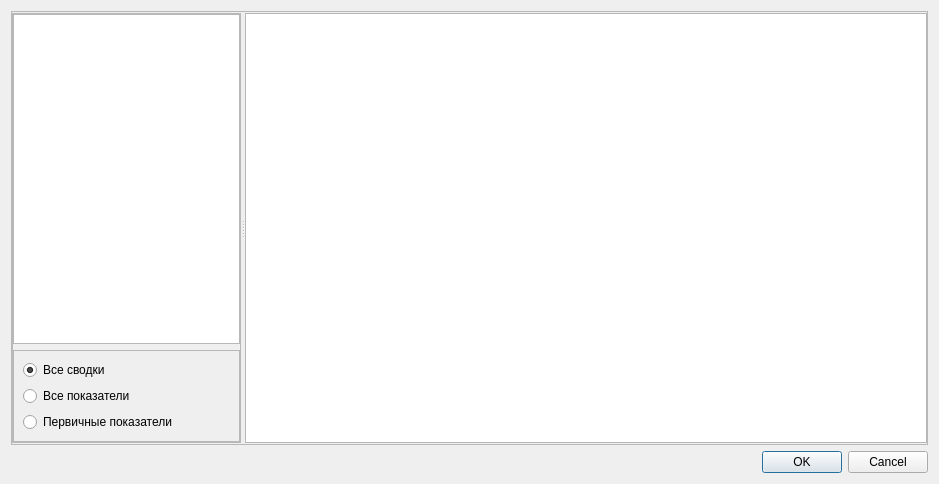
The window that summaries/opensummarydialog.ui (grigp/a-analyser) describes before a commit, drawn with Qt 5.
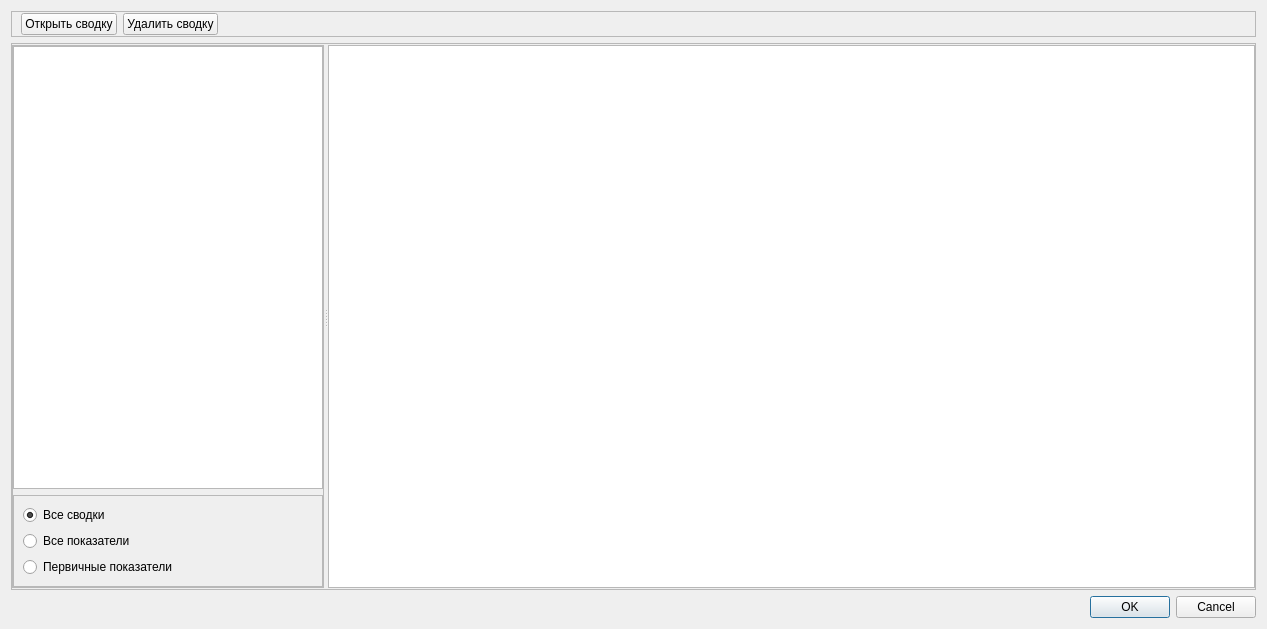
The same window after the commit. Icons and pictures are not drawn.

Commit message: Сохранение положения и размера окна браузера сводок

What changed in the file:
```diff
--- a/summaries/opensummarydialog.ui
+++ b/summaries/opensummarydialog.ui
@@ -6,14 +6,85 @@
    <rect>
     <x>0</x>
     <y>0</y>
-    <width>939</width>
-    <height>484</height>
+    <width>1267</width>
+    <height>629</height>
    </rect>
   </property>
   <property name="windowTitle">
    <string>Открыть сводку</string>
   </property>
   <layout class="QVBoxLayout" name="verticalLayout">
+   <item>
+    <widget class="QFrame" name="frame">
+     <property name="sizePolicy">
+      <sizepolicy hsizetype="Preferred" vsizetype="Fixed">
+       <horstretch>0</horstretch>
+       <verstretch>0</verstretch>
+      </sizepolicy>
+     </property>
+     <property name="frameShape">
+      <enum>QFrame::StyledPanel</enum>
+     </property>
+     <property name="frameShadow">
+      <enum>QFrame::Raised</enum>
+     </property>
+     <layout class="QHBoxLayout" name="horizontalLayout_2">
+      <property name="topMargin">
+       <number>1</number>
+      </property>
+      <property name="bottomMargin">
+       <number>1</number>
+      </property>
+      <item>
+       <widget class="QPushButton" name="btnOpenSummary">
+        <property name="text">
+         <string>Открыть сводку</string>
+        </property>
+        <property name="icon">
+         <iconset resource="../kernel.qrc">
+          <normaloff>:/images/OpenDoc.png</normaloff>:/images/OpenDoc.png</iconset>
+        </property>
+        <property name="iconSize">
+         <size>
+          <width>22</width>
+          <height>22</height>
+         </size>
+        </property>
+       </widget>
+      </item>
+      <item>
+       <widget class="QPushButton" name="btnDeleteSummary">
+        <property name="text">
+         <string>Удалить сводку</string>
+        </property>
+        <property name="icon">
+         <iconset resource="../kernel.qrc">
+          <normaloff>:/images/delete.png</normaloff>:/images/delete.png</iconset>
+        </property>
+        <property name="iconSize">
+         <size>
+          <width>22</width>
+          <height>22</height>
+         </size>
+        </property>
+       </widget>
+      </item>
+      <item>
+       <spacer name="horizontalSpacer">
+        <property name="orientation">
+         <enum>Qt::Horizontal</enum>
+        </property>
+        <property name="sizeHint" stdset="0">
+         <size>
+          <width>976</width>
+          <height>20</height>
+         </size>
+        </property>
+       </spacer>
+      </item>
+     </layout>
+    </widget>
+   </item>
    <item>
     <widget class="QFrame" name="frClient">
      <property name="frameShape">
```
Left out of the diff: 71 changed lines with no effect on the pictures. The commit also changes 2 other files.
